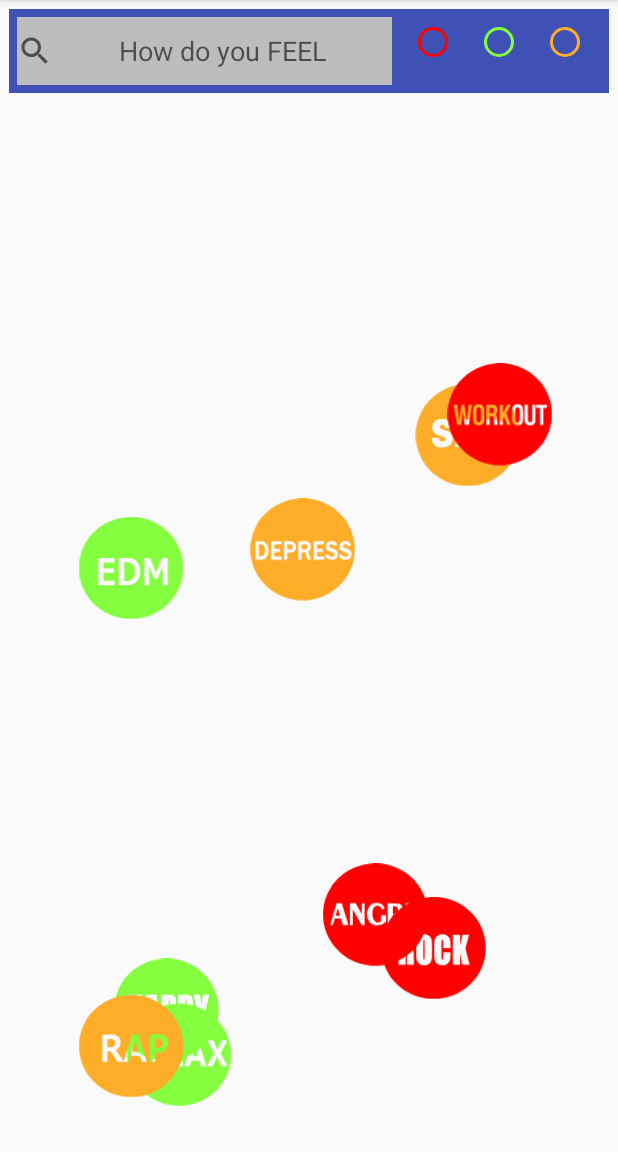
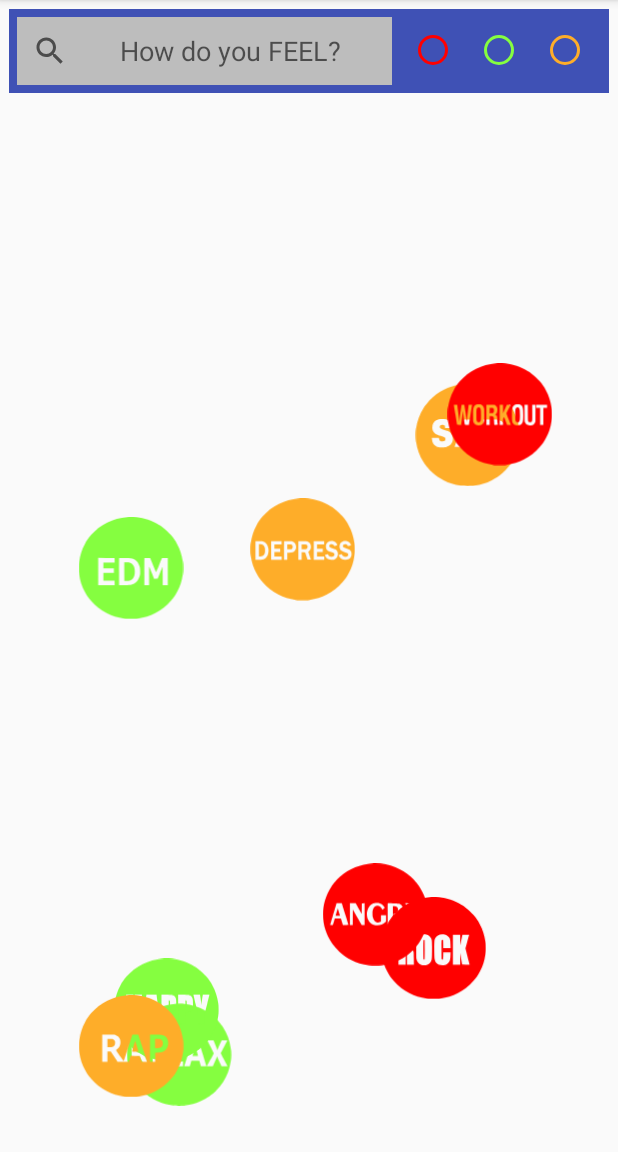
Before and after one commit to ndtri/EMusic-TKPMProject-MVC, an Android app: the screen it shows after launch (MainActivity), on a phone screen of 412 x 824 dp, the part 84-1236 px from its top. Run offline under Robolectric (Android 15) with nearby library versions, the phone set to English and light mode, and no system bars.

Commit message:
slightly update UI

```diff
--- a/app/src/main/res/layout/activity_main.xml
+++ b/app/src/main/res/layout/activity_main.xml
@@ -25,36 +25,40 @@
             android:layout_width="250dp"
             android:layout_height="45dp"
             android:layout_margin="5dp"
+            android:background="@color/colorStroke"
+            android:drawableLeft="@drawable/ic_search"
             android:ems="10"
-            android:hint="How do you FEEL"
-            android:drawableLeft="@drawable/ic_search"
-            android:background="@color/colorStroke"
-            android:gravity="center" >
-        </EditText>
+            android:gravity="center"
+            android:hint="How do you FEEL?"
+            android:paddingLeft="10dp"></EditText>
 
         <RadioGroup
+            android:id="@+id/btnFilter"
             android:layout_width="wrap_content"
             android:layout_height="wrap_content"
-            android:orientation="horizontal"
-            android:id="@+id/btnFilter">
+            android:layout_marginTop="5dp"
+            android:orientation="horizontal">
+
             <RadioButton
                 android:id="@+id/btnRedFilter"
-            android:layout_margin="6dp"
                 android:layout_width="wrap_content"
                 android:layout_height="wrap_content"
-            android:buttonTint="@color/colorRed"/>
+                android:layout_margin="6dp"
+                android:buttonTint="@color/colorRed" />
+
             <RadioButton
                 android:id="@+id/btnGreenFilter"
-            android:layout_margin="6dp"
                 android:layout_width="wrap_content"
                 android:layout_height="wrap_content"
-            android:buttonTint="@color/colorGreen"/>
+                android:layout_margin="6dp"
+                android:buttonTint="@color/colorGreen" />
+
             <RadioButton
                 android:id="@+id/btnOrangeFilter"
-            android:layout_margin="6dp"
                 android:layout_width="wrap_content"
                 android:layout_height="wrap_content"
-            android:buttonTint="@color/colorOrange"/>
+                android:layout_margin="6dp"
+                android:buttonTint="@color/colorOrange" />
         </RadioGroup>
 
     </LinearLayout>
--- a/app/src/main/res/layout/player.xml
+++ b/app/src/main/res/layout/player.xml
@@ -124,7 +124,7 @@
             android:layout_marginStart="12dp"
             android:layout_marginTop="30dp"
             android:layout_marginBottom="4dp"
-            android:text="00:00"
+            android:text="0:00"
             android:textColor="@color/colorPrimaryText"
             android:textSize="16dp"
             app:layout_constraintBottom_toTopOf="@id/seekbarPlayer"
@@ -156,6 +156,7 @@
         android:layout_height="wrap_content"
         android:layout_marginTop="8dp"
         android:text="TextView"
+        android:textColor="@color/colorPrimaryText"
         app:layout_constraintBottom_toBottomOf="parent"
         app:layout_constraintEnd_toEndOf="parent"
         app:layout_constraintHorizontal_bias="0.498"
@@ -169,6 +170,7 @@
         android:layout_height="wrap_content"
         android:layout_marginTop="268dp"
         android:text="TextView"
+        android:textColor="@color/colorPrimaryText"
         app:layout_constraintEnd_toEndOf="parent"
         app:layout_constraintHorizontal_bias="0.498"
         app:layout_constraintStart_toStartOf="parent"
```
Lines whose indentation alone changed are shown as unchanged.
